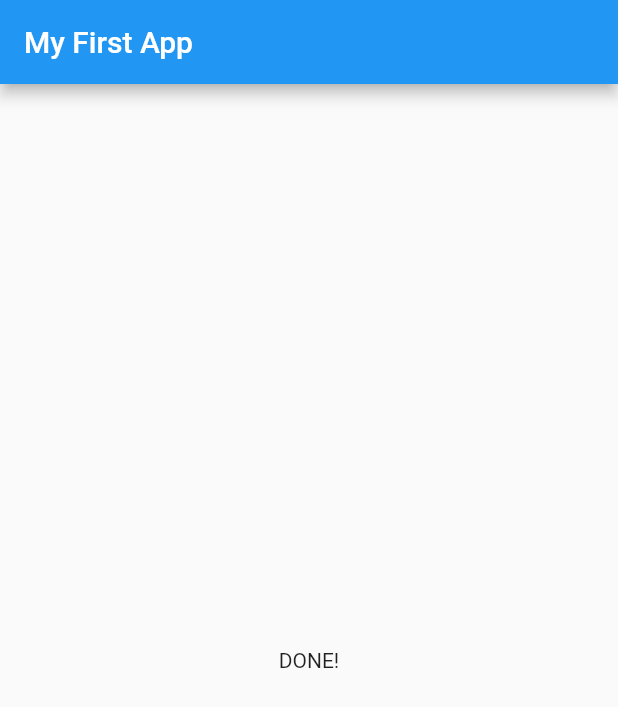
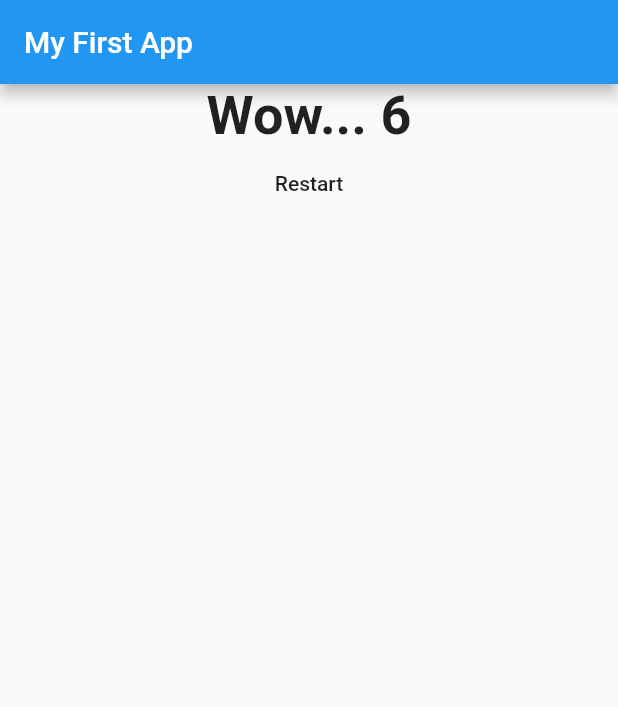
Before and after one commit to samuel327/flutter, a Flutter app: the screen it shows after launch, after a tap on "Black", after a tap on "Snake", after a tap on "VW Jetta", on a phone screen of 412 x 824 dp. Shown: the top 707 px of the screen. Run offline on Flutter 3.47's test engine with Material 2 defaults, Android fonts, the phone set to English and light mode, and no system bars.

```diff
--- a/lib/myapp.dart
+++ b/lib/myapp.dart
@@ -12,30 +12,55 @@ class MyApp extends StatefulWidget {
 //State is a generic class
 class _MyAppState extends State<MyApp> {
   var _questionIndex = 0;
-
+  var _totalScore = 0;
   //protect questions variable from changes
   final _questions = const [
     {
       'questionText': ('What\'s your favorite color?'),
-      'answers': ["Black", "red", "green", "white", "blue"]
+      'answers': [
+        {"text": "Black", "score": 1},
+        {"text": "red", "score": 2},
+        {"text": "green", "score": 3},
+        {"text": "white", "score": 4},
+        {"text": "blue", "score": 5}
+      ]
     },
     {
       'questionText': ('What\'s your favorite animal?'),
-      'answers': ["Rabbit", "Snake", "Lion", "Elephant"]
+      'answers': [
+        {"text": "Rabbit", "score": 1},
+        {"text": "Snake", "score": 2},
+        {"text": "Lion", "score": 3},
+        {"text": "Elephant", "score": 4}
+      ]
     },
     {
       'questionText': ('What\'s your favorite car?'),
-      'answers': ["Honda", "Cadillac", "VW Jetta", "Corrolla"]
+      'answers': [
+        {"text": "Honda", "score": 1},
+        {"text": "Cadillac", "score": 2},
+        {"text": "VW Jetta", "score": 3},
+        {"text": "Corrolla", "score": 4}
+      ]
     },
   ];
 
   //will be our callback function; the function (address) we are passing around is also known as a
   //callback function bc the receiving widget calls it in the future
-  void _answerQuestion(int num) {
+  void _answerQuestion(int num, int score) {
     //bool type; this expression yields true if condition is met
 
     setState(() {
       _questionIndex = num + 1;
+      _totalScore += score;
+      print(_totalScore);
+    });
+  }
+
+  void _resetQuiz() {
+    setState(() {
+      _totalScore = 0;
+      _questionIndex = 0;
     });
   }
 
@@ -52,7 +77,7 @@ class _MyAppState extends State<MyApp> {
                 questions: _questions,
                 questionIndex: _questionIndex,
               )
-            : Result(),
+            : Result(totalScore: _totalScore, resetQuiz: _resetQuiz),
       ),
     );
   }
--- a/lib/quiz.dart
+++ b/lib/quiz.dart
@@ -18,9 +18,12 @@ class Quiz extends StatelessWidget {
       children: [
         Question(questionText: questions[questionIndex]["questionText"]),
         //spread operator pulls items in a list out of the list
-        ...(questions[questionIndex]["answers"] as List<String>).map((answer) {
+        ...(questions[questionIndex]["answers"] as List<Map<String, Object>>)
+            .map((answer) {
           return Answer(
-              selectHandler: () => answerQuestion(questionIndex), text: answer);
+              selectHandler: () =>
+                  answerQuestion(questionIndex, answer["score"]),
+              text: answer["text"]);
         }).toList(),
       ],
     );
--- a/lib/result.dart
+++ b/lib/result.dart
@@ -1,10 +1,40 @@
 import 'package:flutter/material.dart';
 
 class Result extends StatelessWidget {
+  final int totalScore;
+  final Function resetQuiz;
+
+  Result({this.totalScore, this.resetQuiz});
+
+  String get resultPhrase {
+    var phrasePositive = 'You did it! ';
+    var phraseNegative = "Try again...";
+    var phraseAmbigous = "Wow... ";
+    if (totalScore < 5) {
+      return phraseNegative + totalScore.toString();
+    } else if (totalScore < 10) {
+      return phraseAmbigous + totalScore.toString();
+    } else {
+      return phrasePositive + totalScore.toString();
+    }
+  }
+
   @override
   Widget build(BuildContext context) {
     return Center(
-      child: Text("DONE!"),
-    );
+        child: Column(
+      children: [
+        Text(
+          resultPhrase,
+          style: TextStyle(fontSize: 36, fontWeight: FontWeight.bold),
+          textAlign: TextAlign.center,
+        ),
+        FlatButton(
+            onPressed: () {
+              resetQuiz();
+            },
+            child: Text("Restart"))
+      ],
+    ));
   }
 }
```
